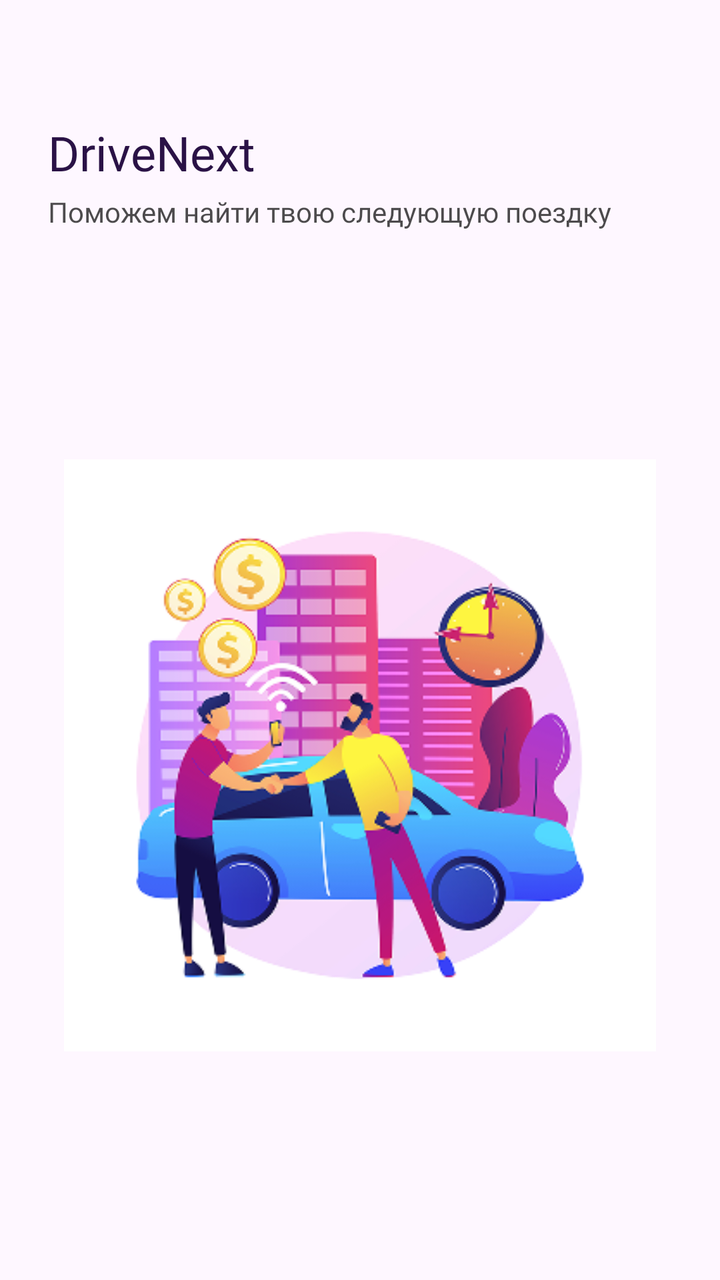
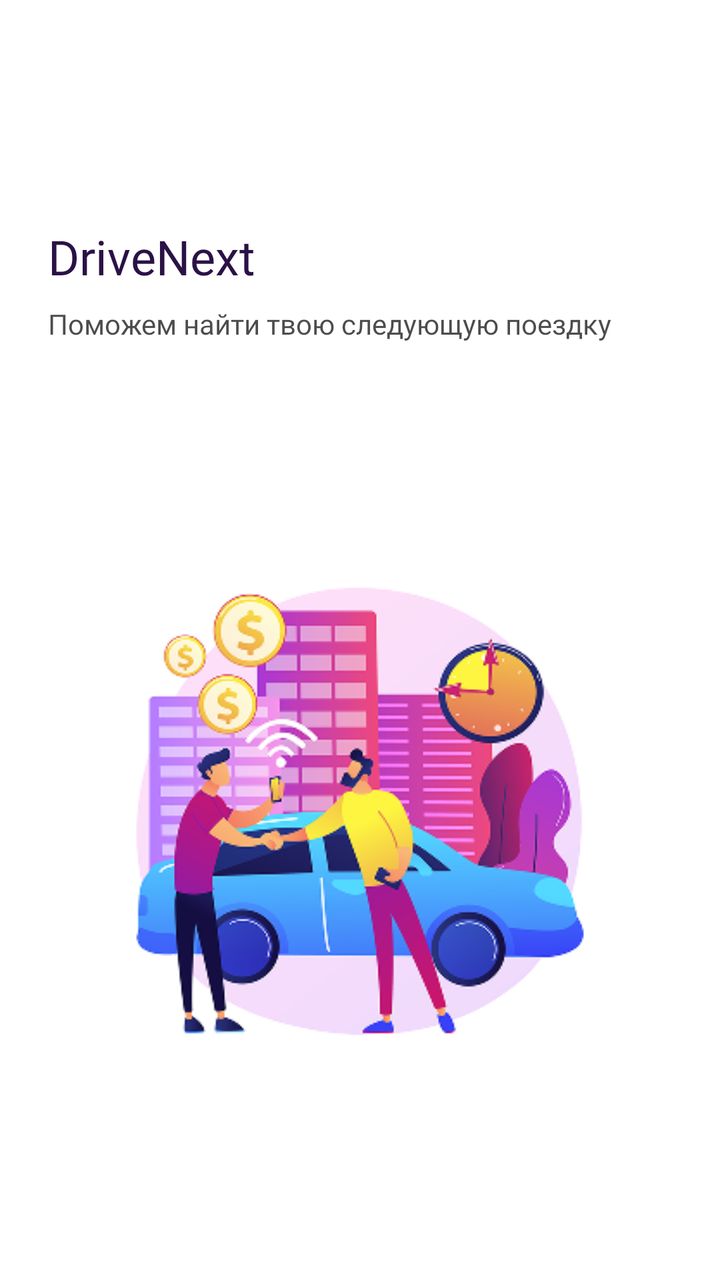

The first picture is an Android layout as it rendered before a commit; the second is the same layout after the commit. The layout source and the unified diff follow.
<!-- AndroidManifest.xml: application theme Theme.MyProject -->
<!-- res/layout/activity_splash.xml -->
<?xml version="1.0" encoding="utf-8"?>
<androidx.constraintlayout.widget.ConstraintLayout xmlns:android="http://schemas.android.com/apk/res/android"
    xmlns:app="http://schemas.android.com/apk/res-auto"
    xmlns:tools="http://schemas.android.com/tools"
    android:id="@+id/main"
    android:layout_width="match_parent"
    android:layout_height="match_parent"
    tools:context=".MainActivity">
    
    <TextView
        android:id="@+id/tvTitle"
        android:layout_width="wrap_content"
        android:layout_height="wrap_content"
        android:layout_marginTop="60dp"
        android:layout_marginStart="24dp"
        android:fontFamily="@font/montserrat_semibold"
        android:text="@string/splash_title"
        android:textColor="@color/splash_title_color"
        android:textSize="24sp"
        app:layout_constraintStart_toStartOf="parent"
        app:layout_constraintTop_toTopOf="parent" />

    <TextView
        android:id="@+id/tvSlogan"
        android:layout_width="wrap_content"
        android:layout_height="wrap_content"
        android:layout_marginTop="4dp"
        android:fontFamily="@font/montserrat_regular"
        android:text="@string/splash_slogan"
        android:textColor="@color/splash_subtitle_color"
        android:textSize="14sp"
        app:layout_constraintStart_toStartOf="@id/tvTitle"
        app:layout_constraintTop_toBottomOf="@+id/tvTitle" />

    <ImageView
        android:id="@+id/ivLogo"
        android:layout_width="0dp"
        android:layout_height="0dp"
        android:layout_marginStart="32dp"
        android:layout_marginTop="32dp"
        android:layout_marginEnd="32dp"
        android:layout_marginBottom="32dp"
        android:scaleType="fitCenter"
        android:src="@drawable/img_splash"
        app:layout_constraintBottom_toBottomOf="parent"
        app:layout_constraintEnd_toEndOf="parent"
        app:layout_constraintStart_toStartOf="parent"
        app:layout_constraintTop_toBottomOf="@id/tvSlogan" />

</androidx.constraintlayout.widget.ConstraintLayout>
<!-- resources referenced by this layout -->
<resources>
  <color name="splash_subtitle_color">#B3000000</color>
  <color name="splash_title_color">#2A1246</color>
  <!-- drawable img_splash: png bitmap (drawable, 74220 bytes) -->
  <string name="splash_slogan">Поможем найти твою следующую поездку</string>
  <string name="splash_title">DriveNext</string>
  <style name="Theme.MyProject" parent="Base.Theme.MyProject" />
  <style name="Base.Theme.MyProject" parent="Theme.Material3.DayNight.NoActionBar">
          
          
      </style>
</resources>

<!-- the commit's change to res/layout/activity_splash.xml (unified diff, before → after) -->
@@ -1,18 +1,19 @@
 <?xml version="1.0" encoding="utf-8"?>
-<androidx.constraintlayout.widget.ConstraintLayout xmlns:android="http://schemas.android.com/apk/res/android"
+<androidx.constraintlayout.widget.ConstraintLayout
+    xmlns:android="http://schemas.android.com/apk/res/android"
     xmlns:app="http://schemas.android.com/apk/res-auto"
     xmlns:tools="http://schemas.android.com/tools"
-    android:id="@+id/main"
     android:layout_width="match_parent"
     android:layout_height="match_parent"
-    tools:context=".MainActivity">
-    
+    android:background="@color/background_white"
+    tools:context=".presentation.splash.SplashActivity">
+
     <TextView
         android:id="@+id/tvTitle"
         android:layout_width="wrap_content"
         android:layout_height="wrap_content"
-        android:layout_marginTop="60dp"
-        android:layout_marginStart="24dp"
+        android:layout_marginStart="@dimen/splash_text_horizontal_margin"
+        android:layout_marginTop="@dimen/splash_text_top_margin"
         android:fontFamily="@font/montserrat_semibold"
         android:text="@string/splash_title"
         android:textColor="@color/splash_title_color"
@@ -22,15 +23,18 @@
 
     <TextView
         android:id="@+id/tvSlogan"
-        android:layout_width="wrap_content"
+        android:layout_width="0dp"
         android:layout_height="wrap_content"
-        android:layout_marginTop="4dp"
+        android:layout_marginStart="@dimen/splash_text_horizontal_margin"
+        android:layout_marginTop="@dimen/splash_title_subtitle_gap"
+        android:layout_marginEnd="@dimen/splash_text_horizontal_margin"
         android:fontFamily="@font/montserrat_regular"
         android:text="@string/splash_slogan"
         android:textColor="@color/splash_subtitle_color"
         android:textSize="14sp"
-        app:layout_constraintStart_toStartOf="@id/tvTitle"
-        app:layout_constraintTop_toBottomOf="@+id/tvTitle" />
+        app:layout_constraintStart_toStartOf="parent"
+        app:layout_constraintEnd_toEndOf="parent"
+        app:layout_constraintTop_toBottomOf="@id/tvTitle" />
 
     <ImageView
         android:id="@+id/ivLogo"
@@ -40,6 +44,7 @@
         android:layout_marginTop="32dp"
         android:layout_marginEnd="32dp"
         android:layout_marginBottom="32dp"
+        android:contentDescription="@string/splash_title"
         android:scaleType="fitCenter"
         android:src="@drawable/img_splash"
         app:layout_constraintBottom_toBottomOf="parent"
<!-- resource entries referenced after the edit -->
@@ -1,7 +1,11 @@
 <!-- resources referenced by this layout -->
 <resources>
+  <color name="background_white">#FFFFFFFF</color>
   <color name="splash_subtitle_color">#B3000000</color>
   <color name="splash_title_color">#2A1246</color>
+  <dimen name="splash_text_horizontal_margin">24dp</dimen>
+  <dimen name="splash_text_top_margin">112dp</dimen>
+  <dimen name="splash_title_subtitle_gap">8dp</dimen>
   <!-- drawable img_splash: png bitmap (drawable, 74220 bytes) -->
   <string name="splash_slogan">Поможем найти твою следующую поездку</string>
   <string name="splash_title">DriveNext</string>
